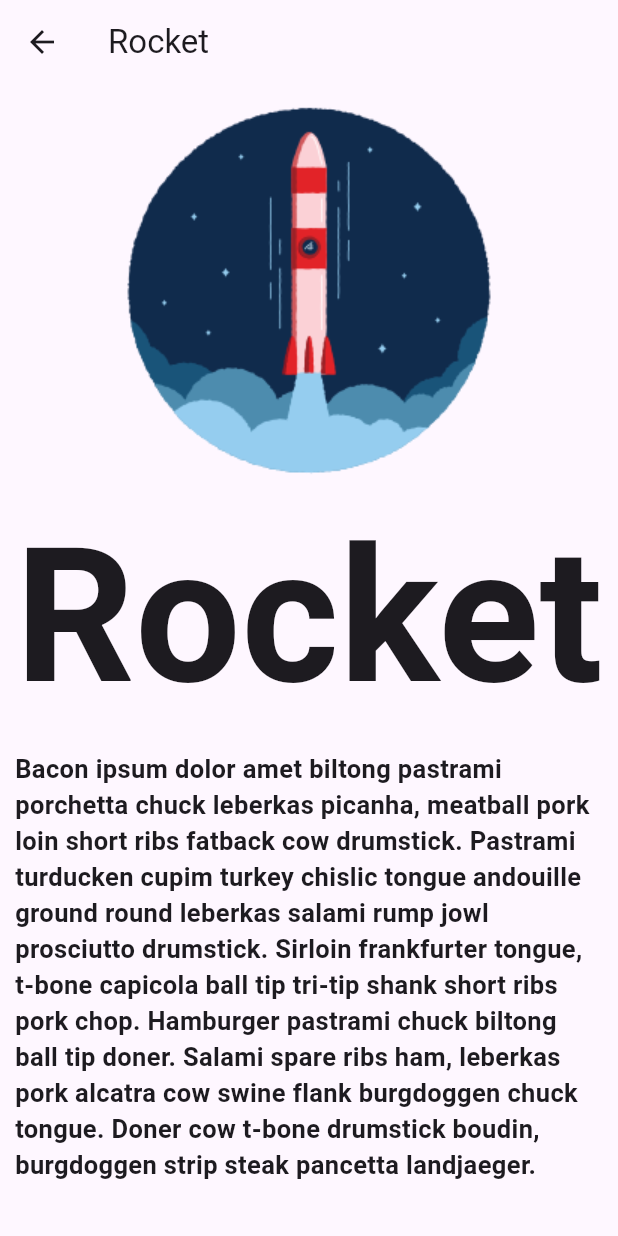
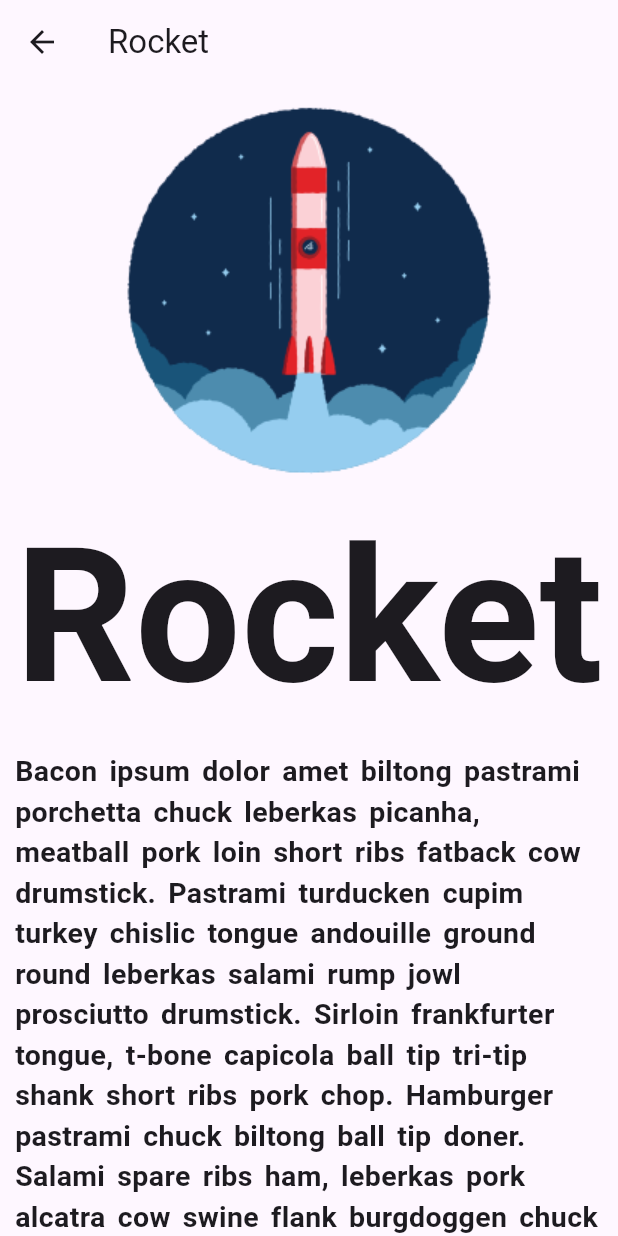
Before and after one commit to GittBittu/Flutter_my_learnings, a Flutter app: the screen it shows after launch, after a tap on "Rocket", on a phone screen of 412 x 824 dp. Run offline on Flutter 3.47's test engine with Material 2 defaults, Android fonts, the phone set to English and light mode, and no system bars.

Commit message:
some font style chnages

```diff
--- a/lib/pages/description_page.dart
+++ b/lib/pages/description_page.dart
@@ -34,7 +34,8 @@ class DescriptionPage extends StatelessWidget {
               const Text(
                 baconDescription,
                 style: TextStyle(
-                  fontSize: 17,
+                  fontSize: 19,
+                  wordSpacing: 3,
                   fontWeight: FontWeight.w600,
                 ),
               ),
```
